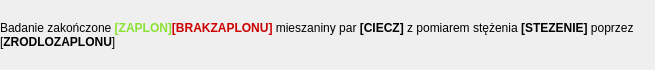
Qt form app/nowytest_8.ui (wiacekmarcin/StanowiskoChemiczne) before a commit.
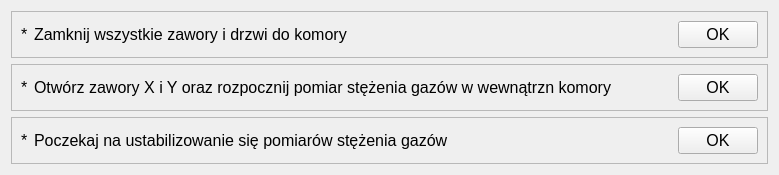
The same form after that commit. Custom widgets are drawn as their Qt base class.

The edit to the form file:
```diff
--- a/app/nowytest_8.ui
+++ b/app/nowytest_8.ui
@@ -6,40 +6,161 @@
    <rect>
     <x>0</x>
     <y>0</y>
-    <width>655</width>
-    <height>70</height>
+    <width>779</width>
+    <height>129</height>
    </rect>
   </property>
+  <property name="font">
+   <font>
+    <pointsize>12</pointsize>
+   </font>
+  </property>
+  <property name="windowTitle">
+   <string>WizardPage</string>
+  </property>
   <property name="title" stdset="0">
-   <string>Podsumowanie</string>
+   <string>Rozpoczęcie pomiarów</string>
   </property>
   <property name="subTitle" stdset="0">
-   <string/>
+   <string>Stanowisko jest gotowe do rozpoczęcia pomiarów.</string>
   </property>
   <layout class="QVBoxLayout" name="verticalLayout">
-   <property name="spacing">
-    <number>0</number>
-   </property>
-   <property name="leftMargin">
-    <number>0</number>
-   </property>
-   <property name="topMargin">
-    <number>0</number>
-   </property>
-   <property name="rightMargin">
-    <number>0</number>
-   </property>
-   <property name="bottomMargin">
-    <number>0</number>
-   </property>
    <item>
-    <widget class="QLabel" name="label">
-     <property name="text">
-      <string>&lt;html&gt;&lt;head/&gt;&lt;body&gt;&lt;p&gt;Badanie zakończone &lt;span style=&quot; font-weight:600; color:#8ae234;&quot;&gt;[ZAPLON]&lt;/span&gt;&lt;span style=&quot; font-weight:600; color:#cc0000;&quot;&gt;[BRAKZAPLONU] &lt;/span&gt;&lt;span style=&quot; color:#000000;&quot;&gt;mieszaniny par &lt;/span&gt;&lt;span style=&quot; font-weight:600; color:#000000;&quot;&gt;[CIECZ] &lt;/span&gt;&lt;span style=&quot; color:#000000;&quot;&gt;z pomiarem stężenia &lt;/span&gt;&lt;span style=&quot; font-weight:600; color:#000000;&quot;&gt;[STEZENIE]&lt;/span&gt;&lt;span style=&quot; color:#000000;&quot;&gt; poprzez [&lt;/span&gt;&lt;span style=&quot; font-weight:600; color:#000000;&quot;&gt;ZRODLOZAPLONU&lt;/span&gt;&lt;span style=&quot; color:#000000;&quot;&gt;]&lt;/span&gt;&lt;/p&gt;&lt;/body&gt;&lt;/html&gt;</string>
+    <widget class="QFrame" name="frame_1">
+     <property name="frameShape">
+      <enum>QFrame::StyledPanel</enum>
      </property>
-     <property name="wordWrap">
-      <bool>true</bool>
+     <property name="frameShadow">
+      <enum>QFrame::Raised</enum>
      </property>
+     <layout class="QHBoxLayout" name="horizontalLayout_3">
+      <item>
+       <widget class="QLabel" name="arrow_1">
+        <property name="text">
+         <string>*</string>
+        </property>
+       </widget>
+      </item>
+      <item>
+       <widget class="QLabel" name="txt_1">
+        <property name="text">
+         <string>Zamknij wszystkie zawory i drzwi do komory</string>
+        </property>
+       </widget>
+      </item>
+      <item>
+       <spacer name="horizontalSpacer_3">
+        <property name="orientation">
+         <enum>Qt::Horizontal</enum>
+        </property>
+        <property name="sizeHint" stdset="0">
+         <size>
+          <width>518</width>
+          <height>20</height>
+         </size>
+        </property>
+       </spacer>
+      </item>
+      <item>
+       <widget class="QPushButton" name="pbOK_1">
+        <property name="text">
+         <string>OK</string>
+        </property>
+       </widget>
+      </item>
+     </layout>
+    </widget>
+   </item>
+   <item>
+    <widget class="QFrame" name="frame_2">
+     <property name="frameShape">
+      <enum>QFrame::StyledPanel</enum>
+     </property>
+     <property name="frameShadow">
+      <enum>QFrame::Raised</enum>
+     </property>
+     <layout class="QHBoxLayout" name="horizontalLayout">
+      <item>
+       <widget class="QLabel" name="arrow_2">
+        <property name="text">
+         <string>*</string>
+        </property>
+       </widget>
+      </item>
+      <item>
+       <widget class="QLabel" name="txt_2">
+        <property name="text">
+         <string>Otwórz zawory X i Y oraz rozpocznij pomiar stężenia gazów w wewnątrzn komory</string>
+        </property>
+       </widget>
+      </item>
+      <item>
+       <spacer name="horizontalSpacer">
+        <property name="orientation">
+         <enum>Qt::Horizontal</enum>
+        </property>
+        <property name="sizeHint" stdset="0">
+         <size>
+          <width>332</width>
+          <height>20</height>
+         </size>
+        </property>
+       </spacer>
+      </item>
+      <item>
+       <widget class="QPushButton" name="pbOK_2">
+        <property name="text">
+         <string>OK</string>
+        </property>
+       </widget>
+      </item>
+     </layout>
+    </widget>
+   </item>
+   <item>
+    <widget class="QFrame" name="frame_3">
+     <property name="frameShape">
+      <enum>QFrame::StyledPanel</enum>
+     </property>
+     <property name="frameShadow">
+      <enum>QFrame::Raised</enum>
+     </property>
+     <layout class="QHBoxLayout" name="horizontalLayout_2">
+      <item>
+       <widget class="QLabel" name="arrow_3">
+        <property name="text">
+         <string>*</string>
+        </property>
+       </widget>
+      </item>
+      <item>
+       <widget class="QLabel" name="txt_3">
+        <property name="text">
+         <string>Poczekaj na ustabilizowanie się pomiarów stężenia gazów</string>
+        </property>
+       </widget>
+      </item>
+      <item>
+       <spacer name="horizontalSpacer_2">
+        <property name="orientation">
+         <enum>Qt::Horizontal</enum>
+        </property>
+        <property name="sizeHint" stdset="0">
+         <size>
+          <width>426</width>
+          <height>20</height>
+         </size>
+        </property>
+       </spacer>
+      </item>
+      <item>
+       <widget class="QPushButton" name="pbOK_3">
+        <property name="text">
+         <string>OK</string>
+        </property>
+       </widget>
+      </item>
+     </layout>
     </widget>
    </item>
   </layout>
```
